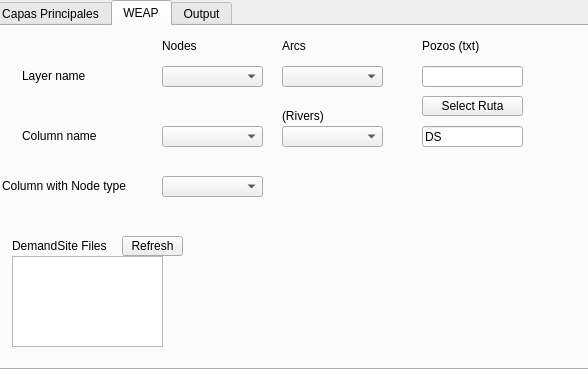
The window that geo_linkage_dialog.ui (Kalliam/geolinkage_project_QGIS) describes before a commit, drawn with Qt 5.
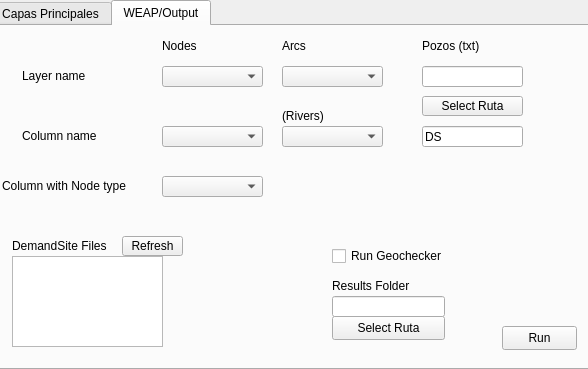
The same window after the commit. The open tabs and pages were chosen to show the change. Custom widgets are drawn as their Qt base class.

Commit message: integrated "readOnly" on Explore.... boxes

```diff
--- a/geo_linkage_dialog.ui
+++ b/geo_linkage_dialog.ui
@@ -2,6 +2,9 @@
 <ui version="4.0">
  <class>Form</class>
  <widget class="QWidget" name="Form">
+  <property name="enabled">
+   <bool>true</bool>
+  </property>
   <property name="geometry">
    <rect>
     <x>0</x>
@@ -394,7 +397,7 @@
    </widget>
    <widget class="QWidget" name="tab_3">
     <attribute name="title">
-     <string>WEAP</string>
+     <string>WEAP/Output</string>
     </attribute>
     <widget class="QLabel" name="label_10">
      <property name="geometry">
@@ -609,16 +612,50 @@
       <string>DS</string>
      </property>
     </widget>
-   </widget>
-   <widget class="QWidget" name="tab_2">
-    <attribute name="title">
-     <string>Output</string>
-    </attribute>
+    <widget class="QLineEdit" name="txt_output_folder">
+     <property name="geometry">
+      <rect>
+       <x>340</x>
+       <y>270</y>
+       <width>113</width>
+       <height>21</height>
+      </rect>
+     </property>
+     <property name="readOnly">
+      <bool>true</bool>
+     </property>
+    </widget>
+    <widget class="QPushButton" name="btn_explore_folder">
+     <property name="geometry">
+      <rect>
+       <x>340</x>
+       <y>290</y>
+       <width>113</width>
+       <height>24</height>
+      </rect>
+     </property>
+     <property name="text">
+      <string>Select Ruta</string>
+     </property>
+    </widget>
+    <widget class="QLabel" name="label_7">
+     <property name="geometry">
+      <rect>
+       <x>340</x>
+       <y>250</y>
+       <width>101</width>
+       <height>20</height>
+      </rect>
+     </property>
+     <property name="text">
+      <string>Results Folder</string>
+     </property>
+    </widget>
     <widget class="QPushButton" name="btn_run">
      <property name="geometry">
       <rect>
-       <x>160</x>
-       <y>90</y>
+       <x>510</x>
+       <y>300</y>
        <width>75</width>
        <height>24</height>
       </rect>
@@ -630,8 +667,8 @@
     <widget class="QCheckBox" name="chk_run_geochecker">
      <property name="geometry">
       <rect>
-       <x>20</x>
-       <y>20</y>
+       <x>340</x>
+       <y>220</y>
        <width>131</width>
        <height>20</height>
       </rect>
@@ -640,42 +677,6 @@
       <string>Run Geochecker</string>
      </property>
     </widget>
-    <widget class="QLineEdit" name="txt_output_folder">
-     <property name="geometry">
-      <rect>
-       <x>20</x>
-       <y>70</y>
-       <width>113</width>
-       <height>21</height>
-      </rect>
-     </property>
-    </widget>
-    <widget class="QPushButton" name="btn_explore_folder">
-     <property name="geometry">
-      <rect>
-       <x>20</x>
-       <y>90</y>
-       <width>113</width>
-       <height>24</height>
-      </rect>
-     </property>
-     <property name="text">
-      <string>Select Ruta</string>
-     </property>
-    </widget>
-    <widget class="QLabel" name="label_7">
-     <property name="geometry">
-      <rect>
-       <x>20</x>
-       <y>50</y>
-       <width>101</width>
-       <height>20</height>
-      </rect>
-     </property>
-     <property name="text">
-      <string>Results Folder</string>
-     </property>
-    </widget>
    </widget>
   </widget>
  </widget>
```
Left out of the diff: 5 changed lines with no effect on the pictures.
